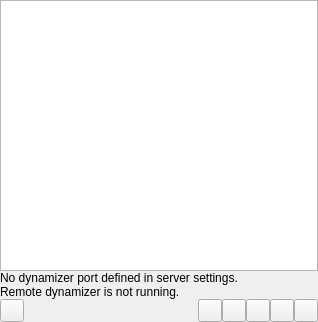
CDrummond/cantata, file dynamic/dynamicpage.ui: the form before one commit.
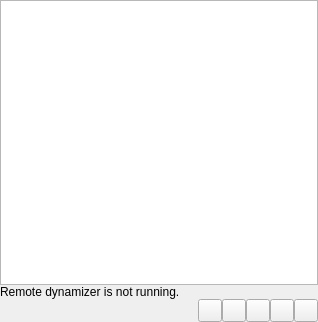
The form after the commit. Custom widgets are drawn as their Qt base class.

Commit message: Use client-to-client to talk to cantata-dynamic when run in server mode => no need for port setting!

Diff of the .ui file:
```diff
--- a/dynamic/dynamicpage.ui
+++ b/dynamic/dynamicpage.ui
@@ -20,13 +20,6 @@
    <item>
     <widget class="ItemView" name="view"/>
    </item>
-   <item>
-    <widget class="StatusLabel" name="infoLabel">
-     <property name="text">
-      <string>No dynamizer port defined in server settings.</string>
-     </property>
-    </widget>
-   </item>
    <item>
     <widget class="StatusLabel" name="remoteRunningLabel">
      <property name="text">
@@ -43,9 +36,6 @@
       <property name="spacing">
        <number>0</number>
       </property>
-      <item>
-       <widget class="ToolButton" name="refreshBtn"/>
-      </item>
        <item>
        <spacer name="horizontalSpacer">
         <property name="orientation">
```
The commit also changes 17 other files.
